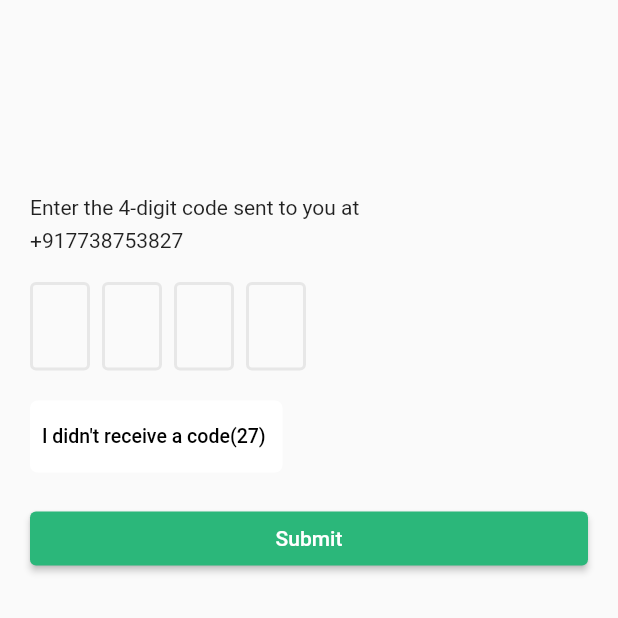
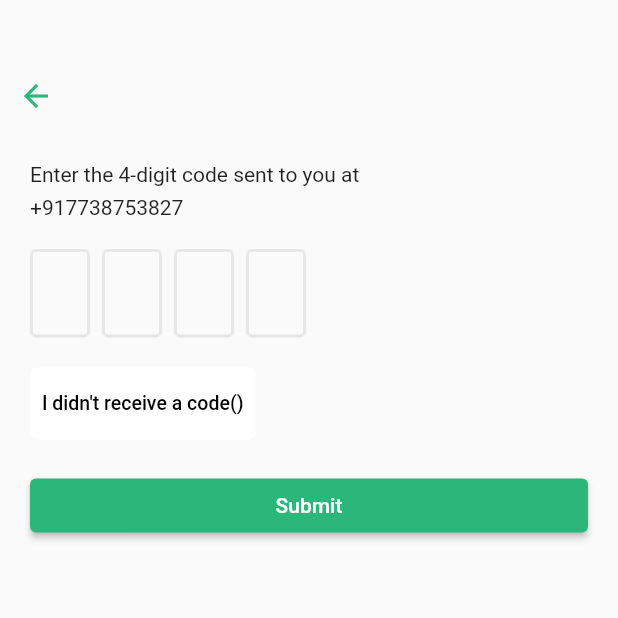
Before and after one commit to HiShubhamK/customerappflutter, a Flutter app: the OTPScreen screen opened directly with empty values, on a phone screen of 412 x 824 dp, the top half of it. Run offline on Flutter 3.47's test engine with Material 2 defaults, Android fonts, the phone set to English and light mode, and no system bars; drawn by our look-alikes of flutter_otp_text_field; our stand-ins replace another_flushbar, fluttertoast; missing offline and left inert: dart:ffi.

Commit message:
Otp UI done. otp_screen.dart

```diff
--- a/lib/view/otp_screen.dart
+++ b/lib/view/otp_screen.dart
@@ -5,6 +5,109 @@ import 'package:flutter/material.dart';
 import 'package:provider/provider.dart';
 import 'package:customerappdart/view_model/auth_viewmodel.dart';
 import 'package:flutter_otp_text_field/flutter_otp_text_field.dart';
+
+// class OTPScreen extends StatefulWidget {
+//   late var otp = '';
+//   OTPScreen(this.otp);
+//   @override
+//   State<OTPScreen> createState() {
+//     // TODO: implement createState
+//     return _Otpscreen();
+//   }
+// }
+//
+// class _Otpscreen extends State<OTPScreen> {
+//
+//   var verificationCode1 = '';
+//
+//   @override
+//   Widget build(BuildContext context) {
+//     return Scaffold(
+//       body: Container(
+//         margin: EdgeInsets.fromLTRB(20, 65, 20, 0),
+//         // padding: const EdgeInsets.all(30),
+//         child: Column(
+//           crossAxisAlignment: CrossAxisAlignment.start,
+//           mainAxisSize: MainAxisSize.max,
+//           mainAxisAlignment: MainAxisAlignment.start,
+//           children: [
+//             SizedBox(height: 65),
+//             Text('Enter the 4-digit code sent to you at'),
+//             const SizedBox(height: 6),
+//             const Text('+917738753827', textAlign: TextAlign.start),
+//             const SizedBox(height: 20),
+//             Container(
+//               child: Column(
+//                 crossAxisAlignment: CrossAxisAlignment.start,
+//                 mainAxisSize: MainAxisSize.max,
+//                 mainAxisAlignment: MainAxisAlignment.start,
+//                 children: [
+//                   OtpTextField(
+//                     crossAxisAlignment: CrossAxisAlignment.start,
+//                     mainAxisAlignment: MainAxisAlignment.start,
+//                     numberOfFields: 4,
+//                     cursorColor: Color.fromARGB(255, 43, 183, 122),
+//                     borderColor: Color.fromARGB(255, 43, 183, 122),
+//                     showFieldAsBox: true,
+//                     onCodeChanged: (String code) {
+//                       //handle validation or checks here
+//                     },
+//                     //runs when every textfield is filled
+//                     onSubmit: (String verificationCode) {
+//                       verificationCode1 = verificationCode.trim();
+//                       if (verificationCode.toString().trim() ==
+//                           otp.toString().trim()) {
+//                         Utils.toastMessage('Login successfully!');
+//                       } else {
+//                         Utils.showsnackbar('Please enter valid otp', context);
+//                       }
+//                     }, // end onSubmit
+//                   ),
+//                 ],
+//               ),
+//             ),
+//             const SizedBox(height: 20.0),
+//             Container(
+//
+//               decoration: BoxDecoration(
+//                   color: Colors.white, borderRadius: BorderRadius.circular(5)),
+//               child: Column(
+//                 children: [
+//                   TextButton(
+//                     onPressed: () {},
+//                     child: Text(
+//                       "I didn't receive a code($_start) ",
+//                       style: TextStyle(fontSize: 13, color: Colors.black),
+//                     ),
+//                   ),
+//                 ],
+//               ),
+//             ),
+//             SizedBox(height: 20),
+//             SizedBox(
+//               width: double.infinity,
+//               child: ElevatedButton(
+//                   onPressed: () {
+//                     if (verificationCode1.toString().trim() ==
+//                         otp.toString().trim()) {
+//                       Utils.toastMessage('Login successfully!');
+//                     } else {
+//                       Utils.showsnackbar('Please enter valid otp', context);
+//                     }
+//                   },
+//                   style: ElevatedButton.styleFrom(
+//                     primary:
+//                         Color.fromARGB(255, 43, 183, 122), // Background color
+//                   ),
+//                   child: const Text('Submit')),
+//             ),
+//           ],
+//         ),
+//       ),
+//     );
+//   }
+// }
+
 
 
 class OTPScreen extends StatelessWidget {
@@ -16,22 +119,54 @@ class OTPScreen extends StatelessWidget {
 
   @override
   Widget build(BuildContext context) {
+    var splashscreenimg = 'images/splash.png';
+
     return Scaffold(
       body: Container(
-        margin: EdgeInsets.fromLTRB(20, 65, 20, 0),
+        // margin: EdgeInsets.fromLTRB(20, 65, 20, 0),
         // padding: const EdgeInsets.all(30),
         child: Column(
           crossAxisAlignment: CrossAxisAlignment.start,
           mainAxisSize: MainAxisSize.max,
           mainAxisAlignment: MainAxisAlignment.start,
           children: [
-            SizedBox(height: 65),
-            Text('Enter the 4-digit code sent to you at'),
+            SizedBox(height: 40),
+            Container(
+              child: Column(
+                crossAxisAlignment: CrossAxisAlignment.start,
+                mainAxisSize: MainAxisSize.max,
+                mainAxisAlignment: MainAxisAlignment.start,
+                children: [
+                  IconButton(onPressed: (){}, icon: Icon(Icons.arrow_back_outlined,color: Color.fromARGB(255, 43, 183, 122))),
+                ],
+              ),
+            ),
+            // Icon(Icons.arrow_back_ios,color: Color.fromARGB(255, 43, 183, 122)),
+            // Image.asset(splashscreenimg, height: 30, width: 30),
+            SizedBox(height: 20),
+
+
+            Column(
+              children: [
+                Container(
+                  margin: EdgeInsets.fromLTRB(20, 0, 0, 0),
+                    child: Text('Enter the 4-digit code sent to you at')),
+              ],
+            ),
             const SizedBox(height: 6),
-            const Text('+917738753827', textAlign: TextAlign.start),
+
+            Column(
+              children: [
+                Container(
+                    margin: EdgeInsets.fromLTRB(20, 0, 0, 0),
+                    child: Text('+917738753827', textAlign: TextAlign.start)),
+              ],
+            ),
+
             const SizedBox(height: 20),
 
             Container(
+              margin: EdgeInsets.fromLTRB(20, 0, 0, 0),
               child: Column(
                 crossAxisAlignment: CrossAxisAlignment.start,
                 mainAxisSize: MainAxisSize.max,
@@ -41,8 +176,8 @@ class OTPScreen extends StatelessWidget {
                     crossAxisAlignment: CrossAxisAlignment.start,
                     mainAxisAlignment: MainAxisAlignment.start,
                     numberOfFields: 4,
+                    borderColor: Color.fromARGB(255, 43, 183, 122),
                     cursorColor: Color.fromARGB(255, 43, 183, 122),
-                    borderColor: Color.fromARGB(255, 43, 183, 122),
                     showFieldAsBox: true,
                     onCodeChanged: (String code) {
                       //handle validation or checks here
@@ -64,12 +199,13 @@ class OTPScreen extends StatelessWidget {
             const SizedBox(height: 20.0),
 
             Container(
+              margin: EdgeInsets.fromLTRB(20, 0, 0, 0),
               decoration: BoxDecoration(color: Colors.white,
               borderRadius: BorderRadius.circular(5)),
               child: Column(
                 children: [
                   TextButton(onPressed: () {}, child: Text(
-                    "I didn't receive a code(27) ",
+                    "I didn't receive a code()",
                     style: TextStyle(fontSize: 13,color: Colors.black),
                     ),
                   ),
@@ -79,7 +215,9 @@ class OTPScreen extends StatelessWidget {
 
             SizedBox(height: 20),
 
-            SizedBox(
+            Container(
+              margin: EdgeInsets.fromLTRB(20, 0, 20,0),
+              child: SizedBox(
                 width: double.infinity,
                 child: ElevatedButton(onPressed: () {
                   if (verificationCode1.toString().trim() ==
@@ -92,6 +230,7 @@ class OTPScreen extends StatelessWidget {
                   primary: Color.fromARGB(255, 43, 183, 122), // Background color
                 ), child: const Text('Submit')),
               ),
+            ),
           ],
         ),
       ),
```
Lines whose indentation alone changed are shown as unchanged.
